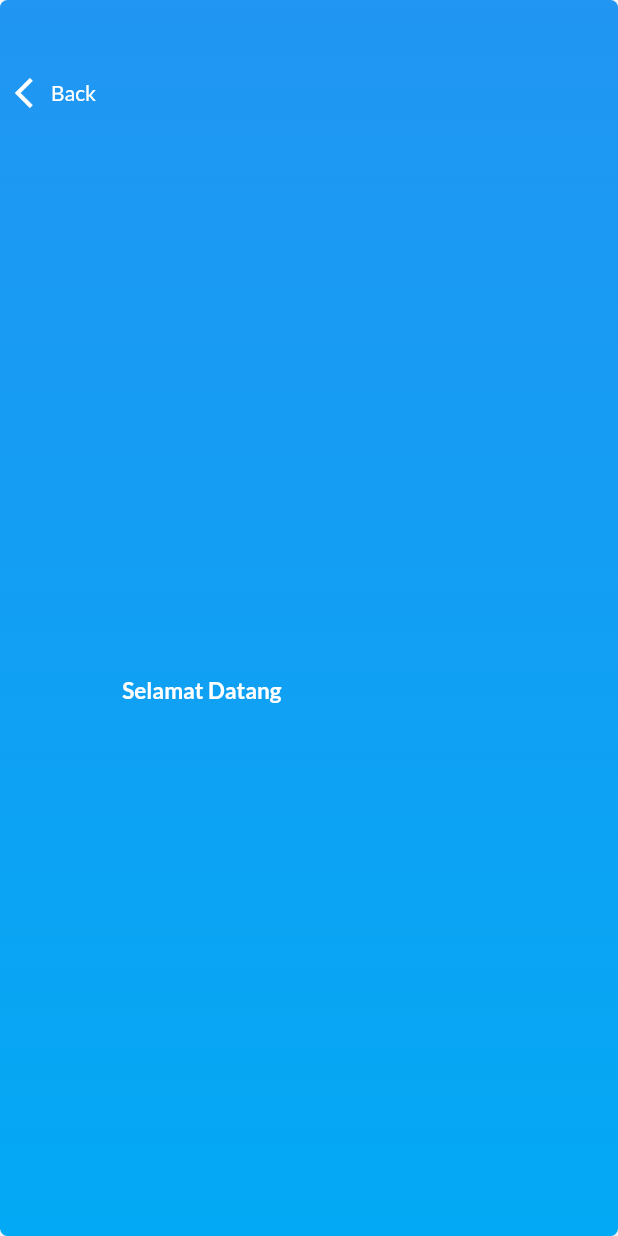
After one commit to khalidalhabibie/empus, a Flutter app: the Home screen opened directly, on a phone screen of 412 x 824 dp. The commit adds this screen. Run offline on Flutter 3.47's test engine with Material 2 defaults, Android fonts, the phone set to English and light mode, and no system bars; our stand-ins replace email_validator, google_fonts.

Commit message:
:sparkles: :bug: add home and fix message

```diff
--- /dev/null
+++ b/lib/src/home.dart
@@ -0,0 +1,347 @@
+
+import 'signIn.dart';
+import 'package:flutter/material.dart';
+import 'signUp.dart';
+import 'package:google_fonts/google_fonts.dart';
+import 'dart:async';
+import 'dart:convert';
+import 'package:http/http.dart' as http;
+import 'dart:io';
+import 'package:flutter/material.dart';
+import 'package:flutter/services.dart';
+
+
+
+
+
+import 'widget/bezierContainer.dart';
+
+class Home extends StatefulWidget {
+
+  @override
+  _HomeState createState() => _HomeState();
+}
+
+class _HomeState extends State<Home> {
+  final emailController  = TextEditingController();
+  final passwordController  = TextEditingController();
+  String profil = '';
+  String token ='';
+  String msg ='';
+  String nama='';
+  String email='';
+  String nomorTelpon='';
+
+  //tambahan
+  String barcode='';
+
+  String dataGet='';
+  String suhu='';
+  ///////posttouser
+  String statusCode='';
+
+
+
+
+
+
+Future _getProfil(token) async {
+
+}
+
+Future _Logout(token)async{
+
+}
+
+///tambahan
+///
+// get data from url
+Future _getData(barcode) async {
+
+}
+
+
+//post suhu to api
+Future _postDataUser(suhu) async {
+
+}
+
+
+
+
+
+
+
+
+  @override
+  Widget _backButton() {
+    return InkWell(
+      onTap: () {
+        Navigator.pop(context);
+      },
+      child: Container(
+        padding: EdgeInsets.symmetric(horizontal: 10),
+        child: Row(
+          children: <Widget>[
+            Container(
+              padding: EdgeInsets.only(left: 0, top: 10, bottom: 10),
+              child: Icon(Icons.arrow_back_ios, color: Colors.white),
+            ),
+            Text('Back',
+                style: TextStyle(fontSize: 14, fontWeight: FontWeight.w500,color: Colors.white))
+          ],
+        ),
+      ),
+    );
+  }
+/*
+  @override
+  Widget _profilButton() {
+    return InkWell(
+      onTap: () {
+        Navigator.of(context).push(MaterialPageRoute(
+            builder: (context) => _sigIn()));
+      },
+      child: Container(
+        padding: EdgeInsets.symmetric(horizontal: 10),
+        child: Row(
+          children: <Widget>[
+            Container(
+              padding: EdgeInsets.only(left: 0, top: 10, bottom: 10),
+              child: Icon(Icons.arrow_forward_ios, color: Colors.white),
+            ),
+            Text('Profil',
+                style: TextStyle(fontSize: 14, fontWeight: FontWeight.w500,color: Colors.white))
+          ],
+        ),
+      ),
+    );
+  }
+
+   @override
+  Widget _logoutButton(token) {
+    return InkWell(
+      onTap: () {
+        _Logout(token);
+        Navigator.of(context).push(MaterialPageRoute(
+            builder: (context) => signInPage()));
+      },
+      child: Container(
+        padding: EdgeInsets.symmetric(horizontal: 10),
+        child: Row(
+          children: <Widget>[
+            Container(
+              padding: EdgeInsets.only(left: 0, top: 10, bottom: 10),
+              child: Icon(Icons.logout, color: Colors.white),
+            ),
+            Text('Keluar',
+                style: TextStyle(fontSize: 14, fontWeight: FontWeight.w500,color: Colors.white))
+          ],
+        ),
+      ),
+    );
+  }
+
+  Widget _entryField(String title,  myController ,{bool isPassword = false}) {
+    return Container(
+      margin: EdgeInsets.symmetric(vertical: 10),
+      child: Column(
+        crossAxisAlignment: CrossAxisAlignment.start,
+        children: <Widget>[
+          SizedBox(
+            height: 10,
+          ),
+          TextField(
+              controller: myController,
+              obscureText: isPassword,
+              decoration: InputDecoration(
+                  border: InputBorder.none,
+                  hintText: title,
+                  fillColor: Colors.white,
+                  filled: true))
+        ],
+      ),
+    );
+  }
+
+
+
+  Widget _divider() {
+    return Container(
+      margin: EdgeInsets.symmetric(vertical: 10),
+      child: Row(
+        children: <Widget>[
+          SizedBox(
+            width: 20,
+          ),
+          Expanded(
+            child: Padding(
+              padding: EdgeInsets.symmetric(horizontal: 10),
+              child: Divider(
+                thickness: 1,
+              ),
+            ),
+          ),
+          Text('or',
+            style: TextStyle(color: Colors.white)),
+          Expanded(
+            child: Padding(
+              padding: EdgeInsets.symmetric(horizontal: 10),
+              child: Divider(
+                thickness: 1,
+              ),
+            ),
+          ),
+          SizedBox(
+            width: 20,
+          ),
+        ],
+      ),
+    );
+  }
+
+
+  Widget _createAccountLabel() {
+    return Container(
+      margin: EdgeInsets.symmetric(vertical: 20),
+      alignment: Alignment.bottomCenter,
+      child: Row(
+        mainAxisAlignment: MainAxisAlignment.center,
+        children: <Widget>[
+          Text(
+            'Don\'t have an account ?',
+            style: TextStyle(fontSize: 13, fontWeight: FontWeight.w600, color: Colors.white),
+          ),
+          SizedBox(
+            width: 10,
+          ),
+          InkWell(
+            onTap: () {
+              Navigator.push(context,
+                  MaterialPageRoute(builder: (context) => SignUpPage()));
+            },
+            child: Text(
+              'Register',
+              style: TextStyle(
+                  color: Colors.white,
+                  fontSize: 15,
+                  fontWeight: FontWeight.w600),
+            ),
+          )
+        ],
+      ),
+    );
+  }
+
+  Widget _title() {
+    return RichText(
+      textAlign: TextAlign.center,
+      text: TextSpan(
+           text: 'DC',
+          style: GoogleFonts.portLligatSans(
+            textStyle: Theme.of(context).textTheme.display1,
+            fontSize: 35,
+            fontWeight: FontWeight.w700,
+            color: Colors.white,
+          ),
+          children: [
+            TextSpan(
+              text: '19',
+              style: TextStyle(color: Colors.white, fontSize: 30),
+            ),
+          ]),
+    );
+  }
+
+  Widget _emailPasswordWidget() {
+    return Column(
+      children: <Widget>[
+        _entryField("Email",emailController),
+        _entryField("Password",passwordController, isPassword: true),
+      ],
+    );
+  }
+*/
+  @override
+  Widget build(BuildContext context) {
+    SystemChrome.setEnabledSystemUIOverlays(SystemUiOverlay.values);
+
+        return Scaffold(
+          body: SingleChildScrollView(
+            child: Container(
+            height: MediaQuery.of(context).size.height,
+            width:MediaQuery.of(context).size.width ,
+                decoration: BoxDecoration(
+                    borderRadius: BorderRadius.all(Radius.circular(5)),
+                    boxShadow: <BoxShadow>[
+                      BoxShadow(
+                          color: Colors.grey.shade200,
+                          offset: Offset(2, 4),
+                          blurRadius: 5,
+                          spreadRadius: 2)
+                    ],
+                    gradient: LinearGradient(
+                        begin: Alignment.topCenter,
+                        end: Alignment.bottomCenter,
+                        colors: [Color(0xff2196f3), Color(0xff03A9f4)])),
+                child: Stack(
+                  children: <Widget>[
+                    Container(
+                      padding: EdgeInsets.symmetric(horizontal: 80),
+                      child: Column(
+                        crossAxisAlignment: CrossAxisAlignment.center,
+                        mainAxisAlignment: MainAxisAlignment.center,
+                        children: <Widget>[
+                          Expanded(
+                            flex: 3,
+                            child: SizedBox(),
+                          ),
+                          //_title(),
+                          SizedBox(
+                            height: 50,
+
+                          ),
+
+                          Text("Selamat Datang ",textAlign:TextAlign.center,style: TextStyle(fontSize: 15, color: Colors.white,fontWeight: FontWeight.bold)),
+
+                          SizedBox(
+                            height: 10,
+                          ),
+                          Text(nama,textAlign:TextAlign.left,style: TextStyle(fontSize: 15, color: Colors.white,fontWeight: FontWeight.bold)),
+                          SizedBox(
+                            height: 10,
+                          ),
+                          //Text(nomorTelpon,textAlign:TextAlign.left,style: TextStyle(fontSize: 15, color: Colors.white,fontWeight: FontWeight.bold)),
+                          SizedBox(
+                            height: 50,
+
+                          ),
+
+                      Expanded(
+                        flex: 2,
+                        child: SizedBox(),
+                      ),
+                    ],
+                  ),
+                ),
+                /*
+                Align(
+                  alignment: Alignment.bottomCenter,
+                  child: _createAccountLabel(),
+                ),
+                */
+                Positioned(top: 40, left: 0, child: _backButton()),
+                //Positioned(top: 40, right: 0, child: _backButton()),
+                //Positioned(top: 40, right: 0, child: _profilButton()),
+               // Positioned(bottom: 0, right: 0, child: _logoutButton(token)),
+                Positioned(
+                    top: -MediaQuery.of(context).size.height * .15,
+                    right: -MediaQuery.of(context).size.width * .4,
+                    child: BezierContainer())
+              ],
+            ),
+          )
+        )
+      );
+  }
+}
--- a/lib/src/signIn.dart
+++ b/lib/src/signIn.dart
@@ -2,8 +2,9 @@ import 'welcome.dart';
 import 'package:flutter/material.dart';
 
 import 'signUp.dart';
+
+import 'home.dart';
 /*
-import 'package:DC19/src/Home.dart';
 import 'package:DC19/src/screentwo.dart';
 */
 import 'package:google_fonts/google_fonts.dart';
@@ -27,24 +28,13 @@ class _signInState extends State<signIn> {
   final usernameController  = TextEditingController();
   final passwordController  = TextEditingController();
   String message = '';
-  String username = "khalidalhabibie";
+  String username = "khalid";
   String password = "123";
   bool isSuccess = false;
 
 
 
-Future <bool> _signIn() async {
 
-  String usernameUser = usernameController.text;
-  String passwordUser = passwordController.text;
-
-  if (usernameUser == username && passwordUser == password){
-    isSuccess = true;
-    return true;
-  }
-  return false;
-
-}
 
   @override
   Widget _backButton() {
@@ -66,6 +56,15 @@ Future <bool> _signIn() async {
         ),
       ),
     );
+  }
+
+   bool isValid(String  name, String pass){
+    if (name == username && pass == password){
+        isSuccess = true;
+        return true;
+    }
+    return false;
+
   }
 
   Widget _entryField(String title,  myController ,{bool isPassword = false}) {
@@ -179,9 +178,8 @@ Future <bool> _signIn() async {
     return Scaffold(
       body: SingleChildScrollView(
         child: Container(
-            //height: MediaQuery.of(context).size.height,
-            padding: EdgeInsets.symmetric(horizontal: 20),
-            height: MediaQuery.of(context).size.height,
+             height: MediaQuery.of(context).size.height,
+            width:MediaQuery.of(context).size.width ,
             decoration: BoxDecoration(
                 borderRadius: BorderRadius.all(Radius.circular(5)),
                 boxShadow: <BoxShadow>[
@@ -220,16 +218,24 @@ Future <bool> _signIn() async {
                         color:Colors.white,
                         child:
                         Text('sign In',style: TextStyle(fontSize: 20, color: Color(0xff2196f3),fontWeight: FontWeight.bold),),
-                        onPressed:()async{
-                          _signIn(); // call signIn future
+                        onPressed:(){
+
+                          isSuccess = isValid(usernameController.text, passwordController.text);
+                          // call signIn future
                           // check credential
                           if (isSuccess == true){
-                            message = "success";
+                            setState(() {
+                              message = "success";
+                            });
+
+                            isSuccess = false;
                             Navigator.of(context).push(MaterialPageRoute(
-                               builder: (context) => Welcome()));
+                               builder: (context) => Home()));
                           }
                           else{
-                            message = "wrong credential";
+                            setState(() {
+                              message = "wrong credential";
+                            });
                           }
                         }
                       ,
--- a/lib/src/signUp.dart
+++ b/lib/src/signUp.dart
@@ -6,7 +6,7 @@ import 'package:email_validator/email_validator.dart';
 import 'dart:async';
 import 'dart:convert';
 import 'package:http/http.dart' as http;
-
+import 'package:flutter/services.dart';
 class SignUp extends StatefulWidget {
 
   @override
@@ -155,12 +155,12 @@ class _SignUpState extends State<SignUp> {
 
   @override
   Widget build(BuildContext context) {
+    SystemChrome.setEnabledSystemUIOverlays(SystemUiOverlay.values);
     return Scaffold(
       body: SingleChildScrollView(
         child:Container(
-          //height: MediaQuery.of(context).size.height,
-          padding: EdgeInsets.symmetric(horizontal: 20),
-          height: MediaQuery.of(context).size.height,
+            height: MediaQuery.of(context).size.height,
+            width:MediaQuery.of(context).size.width ,
           decoration: BoxDecoration(
                 borderRadius: BorderRadius.all(Radius.circular(5)),
                 boxShadow: <BoxShadow>[
@@ -202,7 +202,9 @@ class _SignUpState extends State<SignUp> {
                         onPressed:(){
 
                           if(isValid == false){
-                            message = "data invalid";
+                              setState(() {
+                               message = "data invalid";
+                              });
                           }
                           else{
                               Navigator.push(
--- a/lib/src/welcome.dart
+++ b/lib/src/welcome.dart
@@ -2,6 +2,8 @@ import 'package:flutter/material.dart';
 import 'signIn.dart';
 import 'signUp.dart';
 import 'package:google_fonts/google_fonts.dart';
+import 'package:flutter/services.dart';
+
 
 class Welcome extends StatefulWidget {
   @override
@@ -79,6 +81,7 @@ class _WelcomeState extends State<Welcome> {
 
   @override
   Widget build(BuildContext context) {
+    SystemChrome.setEnabledSystemUIOverlays(SystemUiOverlay.values);
     return Scaffold(
       body:SingleChildScrollView(
         child:Container(
```
Also changed, not shown: lib/src/homePage.dart (deleted).
